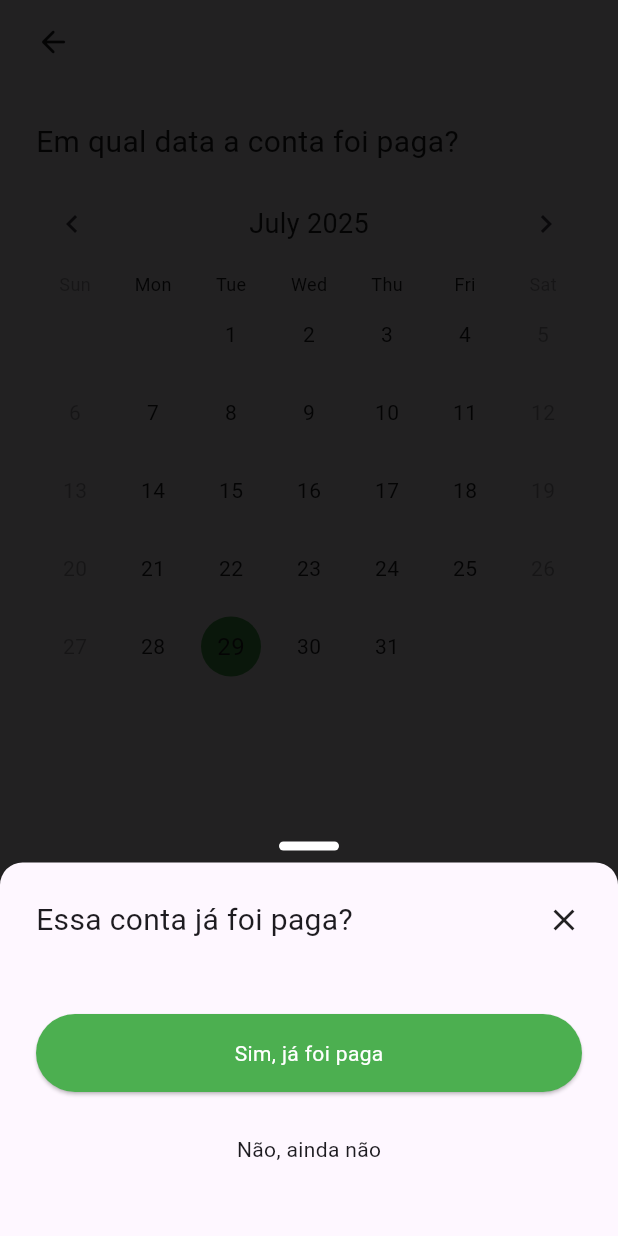
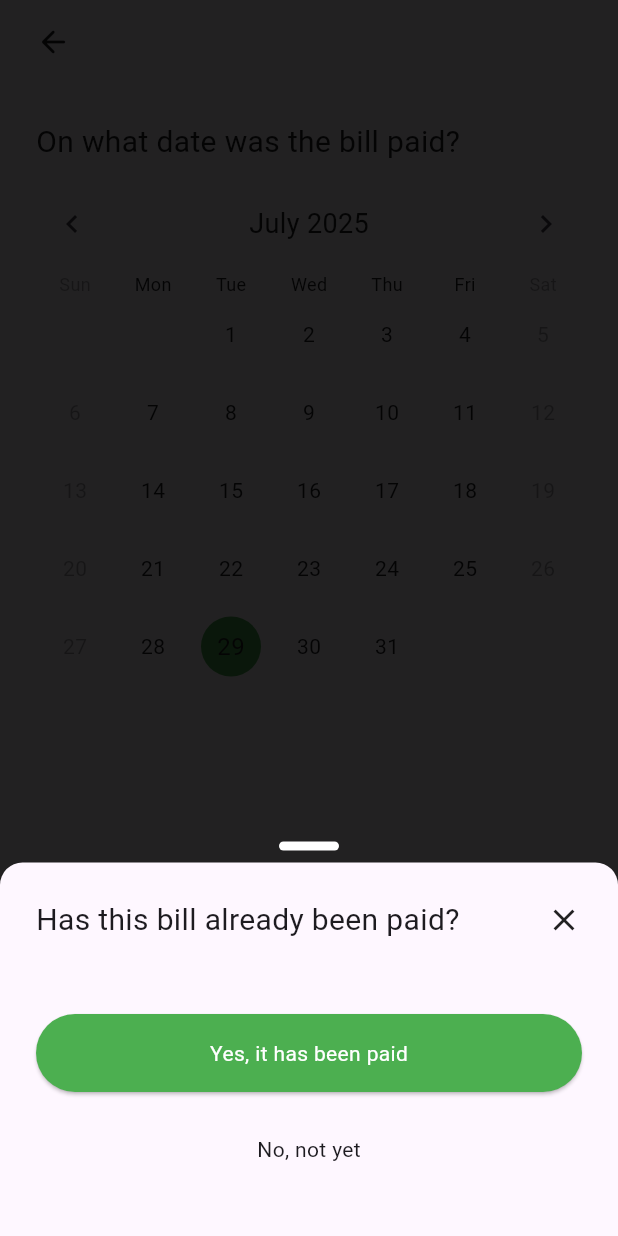
Before and after one commit to raphaelbassani/ja_paguei, a Flutter app: the BillPaymentDatePage screen opened directly with empty values, after a tap on "Already paid", on a phone screen of 412 x 824 dp. Run offline on Flutter 3.47's test engine with Material 3 defaults, Android fonts, the phone set to English and light mode, and no system bars; drawn by our look-alikes of table_calendar; our stand-ins replace currency_text_input_formatter, equatable, modal_bottom_sheet, sqflite, top_snackbar_flutter; accounts and stored records are empty.

Commit message:
feat: finish localization en

```diff
--- a/lib/main.dart
+++ b/lib/main.dart
@@ -86,7 +86,7 @@ class _JaPagueiAppState extends State<JaPagueiApp> {
       routes: {
         Routes.home: (context) => const HomePage(),
         Routes.bill: (context) => const BillPage(),
-        Routes.billVariableValue: (context) => const BillVariableAmountPage(),
+        Routes.billVariableAmount: (context) => const BillVariableAmountPage(),
         Routes.billPaymentDate: (context) => const BillPaymentDatePage(),
       },
     );
--- a/lib/src/helpers/routes.dart
+++ b/lib/src/helpers/routes.dart
@@ -1,6 +1,6 @@
 class Routes {
   static String home = '/';
   static String bill = '/bill';
-  static String billVariableValue = '/bill/variable_value';
+  static String billVariableAmount = '/bill/variable_amount';
   static String billPaymentDate = '/bill/payment_date';
 }
--- a/lib/src/models/base_model.dart
+++ b/lib/src/models/base_model.dart
@@ -24,7 +24,7 @@ abstract class BaseModel extends Equatable {
     this.paymentDateTime,
   });
 
-  String formattedValue(BuildContext context) =>
+  String formattedAmount(BuildContext context) =>
       context.currencyIntoString(amount);
 
   String labelWithDueDate(BuildContext context) =>
--- a/lib/src/pages/bill_page.dart
+++ b/lib/src/pages/bill_page.dart
@@ -236,7 +236,7 @@ class _BillPageState extends State<BillPage> {
                               LocaleKeys.billDeleteModalTitle,
                             ),
                             primaryButtonLabel: context.translate(
-                              LocaleKeys.billDeleteModalLabel,
+                              LocaleKeys.delete,
                             ),
                             onTapPrimaryButton: () {
                               dataBaseViewModel.deleteBill(editBill!);
--- a/lib/src/pages/bill_variable_amount_page.dart
+++ b/lib/src/pages/bill_variable_amount_page.dart
@@ -63,7 +63,7 @@ class _BillVariableAmountPageState extends State<BillVariableAmountPage> {
                   JPTextFormField(
                     controller: amountController,
                     label: context.translate(LocaleKeys.variableAmountLabel),
-                    hint: bill?.formattedValue(context) ?? '',
+                    hint: bill?.formattedAmount(context) ?? '',
                     inputFormatters: [context.currencyTextInputFormatter],
                     keyboardType: TextInputType.number,
                     validator: (text) {
--- a/lib/src/widgets/home_tabs/bills_tab_widget.dart
+++ b/lib/src/widgets/home_tabs/bills_tab_widget.dart
@@ -69,7 +69,7 @@ class _ItemWidget extends StatelessWidget {
               JPSpacingVertical.xxs,
               Row(
                 children: [
-                  JPText(bill.formattedValue(context)),
+                  JPText(bill.formattedAmount(context)),
                   if (bill.isVariableAmount) ...[
                     JPSpacingHorizontal.xs,
                     JPText(
@@ -130,7 +130,7 @@ class _Buttons extends StatelessWidget {
           label: context.translate(LocaleKeys.alreadyPaid),
           onTap: () {
             if (bill.isVariableAmount) {
-              context.pushNamed(Routes.billVariableValue, arguments: bill);
+              context.pushNamed(Routes.billVariableAmount, arguments: bill);
               return;
             }
             context.showModal(child: BillConfirmationModalWidget(bill: bill));
--- a/lib/src/widgets/home_tabs/payment_history_tab_widget.dart
+++ b/lib/src/widgets/home_tabs/payment_history_tab_widget.dart
@@ -53,7 +53,7 @@ class _ItemWidget extends StatelessWidget {
         JPSpacingVertical.xxs,
         Row(
           children: [
-            JPText(payment.formattedValue(context)),
+            JPText(payment.formattedAmount(context)),
             if (payment.isVariableAmount) ...[
               JPSpacingHorizontal.xs,
               JPText(
--- a/lib/ui/lang/locale_keys.dart
+++ b/lib/ui/lang/locale_keys.dart
@@ -5,6 +5,7 @@ abstract class LocaleKeys {
   static const currency = 'currency';
   static const save = 'save';
   static const cancel = 'cancel';
+  static const delete = 'delete';
   static const edit = 'edit';
   static const variableAmount = 'variableAmount';
 
@@ -55,7 +56,6 @@ abstract class LocaleKeys {
   static const billDeleteTitle = 'billDeleteTitle';
   static const billDeleteInfo = 'billDeleteInfo';
   static const billDeleteModalTitle = 'billDeleteModalTitle';
-  static const billDeleteModalLabel = 'billDeleteModalLabel';
   static const billDeleteModalSnackBar = 'billDeleteModalSnackBar';
   static const billEditedSnackBar = 'billEditedSnackBar';
   static const billCreatedSnackBarError = 'billCreatedSnackBarError';
@@ -65,7 +65,7 @@ abstract class LocaleKeys {
   /// BillPaymentDatePage
   static const dateTitle = 'dateTitle';
 
-  /// BillVariableValuePage
+  /// BillVariableAmountPage
   static const variableAmountTitle = 'variableAmountTitle';
   static const variableAmountLabel = 'variableAmountLabel';
   static const variableAmountValidatorError = 'variableAmountValidatorError';
--- a/lib/ui/lang/locale_values.dart
+++ b/lib/ui/lang/locale_values.dart
@@ -23,6 +23,7 @@ class LocaleValues {
     LocaleKeys.currency: '\$',
     LocaleKeys.save: 'Save',
     LocaleKeys.cancel: 'Cancel',
+    LocaleKeys.delete: 'Delete',
     LocaleKeys.edit: 'Edit',
     LocaleKeys.variableAmount: 'Variable amount',
 
@@ -72,36 +73,36 @@ class LocaleValues {
     LocaleKeys.billPaymentMethod: 'Payment method',
     LocaleKeys.billPaymentMethodHint: 'Select the payment method',
     LocaleKeys.billHasVariableAmount: 'Does this bill have a variable amount?',
-    LocaleKeys.billDeleteTitle: 'Não tem mais essa conta?',
-    LocaleKeys.billDeleteInfo: 'Deletar conta',
-    LocaleKeys.billDeleteModalTitle: 'Deseja deletar essa conta?',
-    LocaleKeys.billDeleteModalLabel: 'Deletar',
-    LocaleKeys.billDeleteModalSnackBar: 'Conta deletada com sucesso.',
-    LocaleKeys.billEditedSnackBar: 'Conta editada com sucesso.',
-    LocaleKeys.billCreatedSnackBarError: 'Já existe uma conta com esse nome.',
-    LocaleKeys.billCreatedSnackBar: 'Conta criada com sucesso.',
-    LocaleKeys.billError: 'Por favor preencha todos os dados',
+    LocaleKeys.billDeleteTitle: 'Don\'t have this bill anymore?',
+    LocaleKeys.billDeleteInfo: 'Delete bill',
+    LocaleKeys.billDeleteModalTitle: 'Do you want to delete this bill?',
+    LocaleKeys.billDeleteModalSnackBar: 'Bill successfully deleted.',
+    LocaleKeys.billEditedSnackBar: 'Bill successfully edited.',
+    LocaleKeys.billCreatedSnackBarError:
+        'A bill with this name already exists.',
+    LocaleKeys.billCreatedSnackBar: 'Bill successfully created..',
+    LocaleKeys.billError: 'Please fill in all the information',
 
     /// BillPaymentDatePage
-    LocaleKeys.dateTitle: 'Em qual data a conta foi paga?',
+    LocaleKeys.dateTitle: 'On what date was the bill paid?',
 
-    /// BillVariableValuePage
-    LocaleKeys.variableAmountTitle: 'Qual foi o valor pago?',
-    LocaleKeys.variableAmountLabel: 'Valor',
-    LocaleKeys.variableAmountValidatorError: 'Digite um valor valido.',
+    /// BillVariableAmountPage
+    LocaleKeys.variableAmountTitle: 'What was the amount paid?',
+    LocaleKeys.variableAmountLabel: 'Amount',
+    LocaleKeys.variableAmountValidatorError: ' Please enter a valid amount.',
 
-    /// BillVariableValuePage
-    LocaleKeys.homeAccount: 'Conta',
-    LocaleKeys.homeAccountTab: 'Contas',
-    LocaleKeys.homeHistoryTab: 'Histórico',
-    LocaleKeys.homeBalanceTab: 'Balanço',
+    /// HomePage
+    LocaleKeys.homeAccount: 'Bill',
+    LocaleKeys.homeAccountTab: 'Bills',
+    LocaleKeys.homeHistoryTab: 'History',
+    LocaleKeys.homeBalanceTab: 'Balance',
 
     /// BillConfirmationModalWidget
-    LocaleKeys.billConfirmationModalTitle: 'Essa conta já foi paga?',
-    LocaleKeys.billConfirmationModalPrimaryButtonLabel: 'Sim, já foi paga',
-    LocaleKeys.billConfirmationModalSecondaryButtonLabel: 'Não, ainda não',
-    LocaleKeys.billConfirmationModalSnack: 'Conta paga!',
-    LocaleKeys.billConfirmationModalDateTitle: 'Data que foi paga',
+    LocaleKeys.billConfirmationModalTitle: 'Has this bill already been paid?',
+    LocaleKeys.billConfirmationModalPrimaryButtonLabel: 'Yes, it has been paid',
+    LocaleKeys.billConfirmationModalSecondaryButtonLabel: 'No, not yet',
+    LocaleKeys.billConfirmationModalSnack: 'Bill paid!',
+    LocaleKeys.billConfirmationModalDateTitle: 'Date that it was paid',
   };
 
   static const Map<String, String> pt = {
@@ -110,6 +111,7 @@ class LocaleValues {
     LocaleKeys.currency: 'R\$',
     LocaleKeys.save: 'Salvar',
     LocaleKeys.cancel: 'Cancelar',
+    LocaleKeys.delete: 'Deletar',
     LocaleKeys.edit: 'Editar',
     LocaleKeys.variableAmount: 'Valor variável',
 
@@ -160,7 +162,6 @@ class LocaleValues {
     LocaleKeys.billDeleteTitle: 'Não tem mais essa conta?',
     LocaleKeys.billDeleteInfo: 'Deletar conta',
     LocaleKeys.billDeleteModalTitle: 'Deseja deletar essa conta?',
-    LocaleKeys.billDeleteModalLabel: 'Deletar',
     LocaleKeys.billDeleteModalSnackBar: 'Conta deletada com sucesso.',
     LocaleKeys.billEditedSnackBar: 'Conta editada com sucesso.',
     LocaleKeys.billCreatedSnackBarError: 'Já existe uma conta com esse nome.',
@@ -170,12 +171,12 @@ class LocaleValues {
     /// BillPaymentDatePage
     LocaleKeys.dateTitle: 'Em qual data a conta foi paga?',
 
-    /// BillVariableValuePage
+    /// BillVariableAmountPage
     LocaleKeys.variableAmountTitle: 'Qual foi o valor pago?',
     LocaleKeys.variableAmountLabel: 'Valor',
     LocaleKeys.variableAmountValidatorError: 'Digite um valor valido.',
 
-    /// BillVariableValuePage
+    /// HomePage
     LocaleKeys.homeAccount: 'Conta',
     LocaleKeys.homeAccountTab: 'Contas',
     LocaleKeys.homeHistoryTab: 'Histórico',
```
